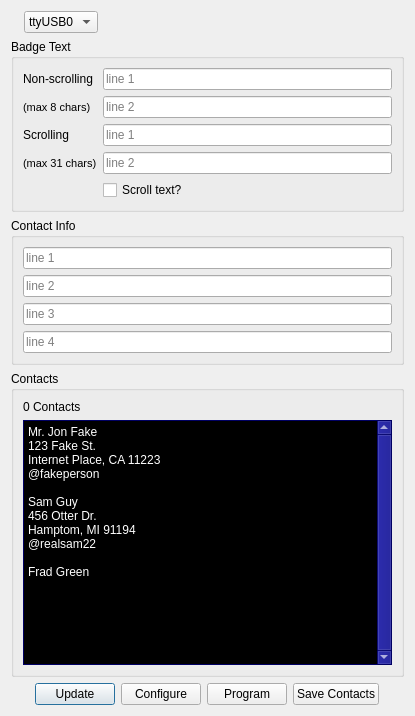
The window that badgehacker/badgehacker.ui (parallaxinc/BadgeHacker) describes before a commit, drawn with Qt 5.
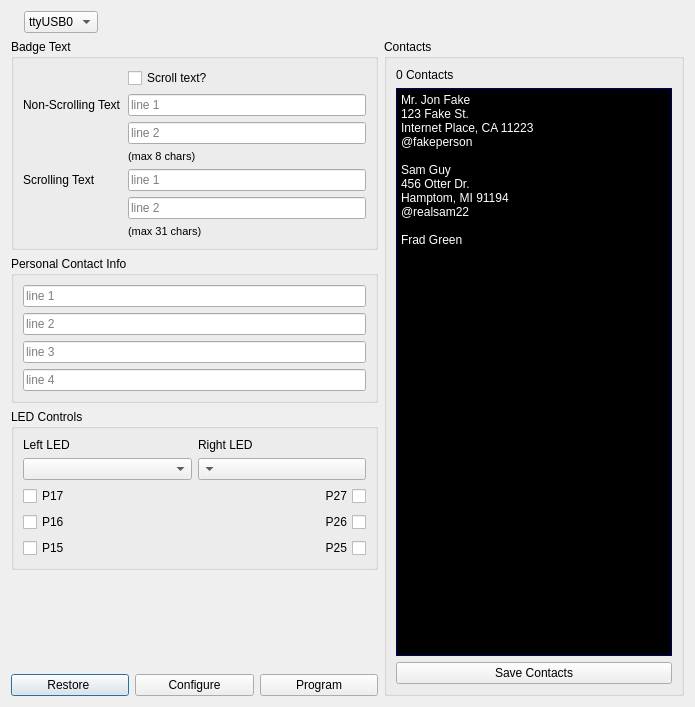
The same window after the commit. Icons and pictures are not drawn.

Commit message: Add tighter timing; improve user interface; verify compatibility with Jon's code version; add LED support (BADGE-1, BADGE-3, BADGE-4)

Patch:
```diff
--- a/badgehacker/badgehacker.ui
+++ b/badgehacker/badgehacker.ui
@@ -6,14 +6,14 @@
    <rect>
     <x>0</x>
     <y>0</y>
-    <width>415</width>
-    <height>716</height>
+    <width>695</width>
+    <height>707</height>
    </rect>
   </property>
   <property name="windowTitle">
    <string>BadgeHacker</string>
   </property>
-  <layout class="QVBoxLayout" name="verticalLayout_2">
+  <layout class="QVBoxLayout" name="verticalLayout_4">
    <item>
     <layout class="QHBoxLayout" name="horizontalLayout_3">
      <item>
@@ -48,10 +48,14 @@
     </layout>
    </item>
    <item>
+    <layout class="QHBoxLayout" name="horizontalLayout_2">
+     <item>
+      <layout class="QVBoxLayout" name="verticalLayout_2">
+       <item>
     <widget class="QGroupBox" name="groupBox">
      <property name="sizePolicy">
       <sizepolicy hsizetype="Expanding" vsizetype="Minimum">
-       <horstretch>0</horstretch>
+           <horstretch>1</horstretch>
        <verstretch>0</verstretch>
       </sizepolicy>
      </property>
@@ -59,14 +63,14 @@
       <string>Badge Text</string>
      </property>
      <layout class="QFormLayout" name="formLayout_2">
-      <item row="0" column="0">
+          <item row="1" column="0">
        <widget class="QLabel" name="label">
         <property name="text">
-         <string>Non-scrolling</string>
+             <string>&lt;html&gt;&lt;head/&gt;&lt;body&gt;&lt;p&gt;Non-Scrolling Text&lt;/p&gt;&lt;/body&gt;&lt;/html&gt;</string>
         </property>
        </widget>
       </item>
-      <item row="0" column="1">
+          <item row="1" column="1">
        <widget class="QLineEdit" name="nsmsgLine1">
         <property name="sizePolicy">
          <sizepolicy hsizetype="Expanding" vsizetype="Fixed">
@@ -91,7 +95,26 @@
         </property>
        </widget>
       </item>
-      <item row="1" column="0">
+          <item row="2" column="1">
+           <widget class="QLineEdit" name="nsmsgLine2">
+            <property name="sizePolicy">
+             <sizepolicy hsizetype="Expanding" vsizetype="Fixed">
+              <horstretch>0</horstretch>
+              <verstretch>0</verstretch>
+             </sizepolicy>
+            </property>
+            <property name="text">
+             <string/>
+            </property>
+            <property name="maxLength">
+             <number>8</number>
+            </property>
+            <property name="placeholderText">
+             <string>line 2</string>
+            </property>
+           </widget>
+          </item>
+          <item row="3" column="1">
        <widget class="QLabel" name="label_3">
         <property name="font">
          <font>
@@ -103,33 +126,14 @@
         </property>
        </widget>
       </item>
-      <item row="1" column="1">
-       <widget class="QLineEdit" name="nsmsgLine2">
-        <property name="sizePolicy">
-         <sizepolicy hsizetype="Expanding" vsizetype="Fixed">
-          <horstretch>0</horstretch>
-          <verstretch>0</verstretch>
-         </sizepolicy>
-        </property>
-        <property name="text">
-         <string/>
-        </property>
-        <property name="maxLength">
-         <number>8</number>
-        </property>
-        <property name="placeholderText">
-         <string>line 2</string>
-        </property>
-       </widget>
-      </item>
-      <item row="2" column="0">
+          <item row="4" column="0">
        <widget class="QLabel" name="label_2">
         <property name="text">
-         <string>Scrolling</string>
+             <string>Scrolling Text</string>
         </property>
        </widget>
       </item>
-      <item row="2" column="1">
+          <item row="4" column="1">
        <widget class="QLineEdit" name="smsgLine1">
         <property name="sizePolicy">
          <sizepolicy hsizetype="Expanding" vsizetype="Fixed">
@@ -148,7 +152,26 @@
         </property>
        </widget>
       </item>
-      <item row="3" column="0">
+          <item row="5" column="1">
+           <widget class="QLineEdit" name="smsgLine2">
+            <property name="sizePolicy">
+             <sizepolicy hsizetype="Expanding" vsizetype="Fixed">
+              <horstretch>0</horstretch>
+              <verstretch>0</verstretch>
+             </sizepolicy>
+            </property>
+            <property name="text">
+             <string/>
+            </property>
+            <property name="maxLength">
+             <number>31</number>
+            </property>
+            <property name="placeholderText">
+             <string>line 2</string>
+            </property>
+           </widget>
+          </item>
+          <item row="6" column="1">
        <widget class="QLabel" name="label_4">
         <property name="font">
          <font>
@@ -160,26 +183,7 @@
         </property>
        </widget>
       </item>
-      <item row="3" column="1">
-       <widget class="QLineEdit" name="smsgLine2">
-        <property name="sizePolicy">
-         <sizepolicy hsizetype="Expanding" vsizetype="Fixed">
-          <horstretch>0</horstretch>
-          <verstretch>0</verstretch>
-         </sizepolicy>
-        </property>
-        <property name="text">
-         <string/>
-        </property>
-        <property name="maxLength">
-         <number>31</number>
-        </property>
-        <property name="placeholderText">
-         <string>line 2</string>
-        </property>
-       </widget>
-      </item>
-      <item row="4" column="1">
+          <item row="0" column="1">
        <widget class="QCheckBox" name="scroll">
         <property name="text">
          <string>Scroll text?</string>
@@ -198,7 +202,7 @@
       </sizepolicy>
      </property>
      <property name="title">
-      <string>Contact Info</string>
+          <string>Personal Contact Info</string>
      </property>
      <layout class="QFormLayout" name="formLayout">
       <item row="0" column="0" colspan="2">
@@ -281,13 +285,160 @@
     </widget>
    </item>
    <item>
+        <widget class="QGroupBox" name="groupBox_4">
+         <property name="title">
+          <string>LED Controls</string>
+         </property>
+         <layout class="QVBoxLayout" name="verticalLayout_3">
+          <item>
+           <layout class="QGridLayout" name="gridLayout">
+            <item row="0" column="0">
+             <widget class="QLabel" name="label_5">
+              <property name="text">
+               <string>Left LED</string>
+              </property>
+             </widget>
+            </item>
+            <item row="0" column="1">
+             <widget class="QLabel" name="label_6">
+              <property name="layoutDirection">
+               <enum>Qt::RightToLeft</enum>
+              </property>
+              <property name="text">
+               <string>Right LED</string>
+              </property>
+             </widget>
+            </item>
+            <item row="1" column="0">
+             <widget class="QComboBox" name="leftRgb"/>
+            </item>
+            <item row="1" column="1">
+             <widget class="QComboBox" name="rightRgb">
+              <property name="layoutDirection">
+               <enum>Qt::RightToLeft</enum>
+              </property>
+             </widget>
+            </item>
+            <item row="2" column="0">
+             <widget class="QCheckBox" name="led1">
+              <property name="text">
+               <string>P17</string>
+              </property>
+             </widget>
+            </item>
+            <item row="2" column="1">
+             <widget class="QCheckBox" name="led6">
+              <property name="layoutDirection">
+               <enum>Qt::RightToLeft</enum>
+              </property>
+              <property name="text">
+               <string>P27</string>
+              </property>
+             </widget>
+            </item>
+            <item row="3" column="0">
+             <widget class="QCheckBox" name="led2">
+              <property name="text">
+               <string>P16</string>
+              </property>
+             </widget>
+            </item>
+            <item row="3" column="1">
+             <widget class="QCheckBox" name="led5">
+              <property name="layoutDirection">
+               <enum>Qt::RightToLeft</enum>
+              </property>
+              <property name="text">
+               <string>P26</string>
+              </property>
+             </widget>
+            </item>
+            <item row="4" column="0">
+             <widget class="QCheckBox" name="led3">
+              <property name="text">
+               <string>P15</string>
+              </property>
+             </widget>
+            </item>
+            <item row="4" column="1">
+             <widget class="QCheckBox" name="led4">
+              <property name="layoutDirection">
+               <enum>Qt::RightToLeft</enum>
+              </property>
+              <property name="text">
+               <string>P25</string>
+              </property>
+             </widget>
+            </item>
+           </layout>
+          </item>
+         </layout>
+         <zorder></zorder>
+        </widget>
+       </item>
+       <item>
+        <spacer name="verticalSpacer">
+         <property name="orientation">
+          <enum>Qt::Vertical</enum>
+         </property>
+         <property name="sizeHint" stdset="0">
+          <size>
+           <width>20</width>
+           <height>40</height>
+          </size>
+         </property>
+        </spacer>
+       </item>
+       <item>
+        <layout class="QHBoxLayout" name="horizontalLayout">
+         <item>
+          <widget class="QPushButton" name="update">
+           <property name="text">
+            <string>Restore </string>
+           </property>
+          </widget>
+         </item>
+         <item>
+          <widget class="QPushButton" name="configure">
+           <property name="text">
+            <string>Configure</string>
+           </property>
+          </widget>
+         </item>
+         <item>
+          <widget class="QPushButton" name="program">
+           <property name="enabled">
+            <bool>true</bool>
+           </property>
+           <property name="text">
+            <string>Program</string>
+           </property>
+          </widget>
+         </item>
+        </layout>
+       </item>
+      </layout>
+     </item>
+     <item>
     <widget class="QGroupBox" name="groupBox_2">
      <property name="sizePolicy">
-      <sizepolicy hsizetype="Preferred" vsizetype="Expanding">
+        <sizepolicy hsizetype="Expanding" vsizetype="Expanding">
        <horstretch>0</horstretch>
        <verstretch>1</verstretch>
       </sizepolicy>
      </property>
+       <property name="minimumSize">
+        <size>
+         <width>250</width>
+         <height>0</height>
+        </size>
+       </property>
+       <property name="maximumSize">
+        <size>
+         <width>300</width>
+         <height>16777215</height>
+        </size>
+       </property>
      <property name="title">
       <string>Contacts</string>
      </property>
@@ -722,7 +873,7 @@
          </palette>
         </property>
         <property name="verticalScrollBarPolicy">
-         <enum>Qt::ScrollBarAlwaysOn</enum>
+           <enum>Qt::ScrollBarAsNeeded</enum>
         </property>
         <property name="readOnly">
          <bool>true</bool>
@@ -742,45 +893,6 @@
         </property>
        </widget>
       </item>
-     </layout>
-    </widget>
-   </item>
-   <item>
-    <layout class="QHBoxLayout" name="horizontalLayout">
-     <item>
-      <spacer name="horizontalSpacer_2">
-       <property name="orientation">
-        <enum>Qt::Horizontal</enum>
-       </property>
-       <property name="sizeHint" stdset="0">
-        <size>
-         <width>40</width>
-         <height>20</height>
-        </size>
-       </property>
-      </spacer>
-     </item>
-     <item>
-      <widget class="QPushButton" name="update">
-       <property name="text">
-        <string>Update</string>
-       </property>
-      </widget>
-     </item>
-     <item>
-      <widget class="QPushButton" name="configure">
-       <property name="text">
-        <string>Configure</string>
-       </property>
-      </widget>
-     </item>
-     <item>
-      <widget class="QPushButton" name="program">
-       <property name="text">
-        <string>Program</string>
-       </property>
-      </widget>
-     </item>
      <item>
       <widget class="QPushButton" name="saveContacts">
        <property name="text">
@@ -788,18 +900,8 @@
        </property>
       </widget>
      </item>
-     <item>
-      <spacer name="horizontalSpacer_3">
-       <property name="orientation">
-        <enum>Qt::Horizontal</enum>
-       </property>
-       <property name="sizeHint" stdset="0">
-        <size>
-         <width>40</width>
-         <height>20</height>
-        </size>
-       </property>
-      </spacer>
+       </layout>
+      </widget>
      </item>
     </layout>
    </item>
```
Left out of the diff: 3 changed lines with no effect on the pictures. Lines whose indentation alone changed are shown as unchanged. The commit also changes 6 other files.
